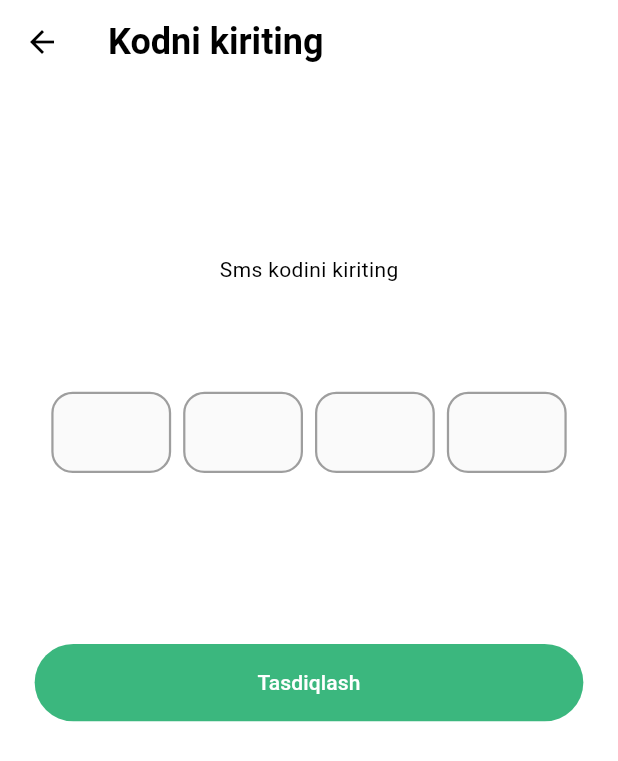
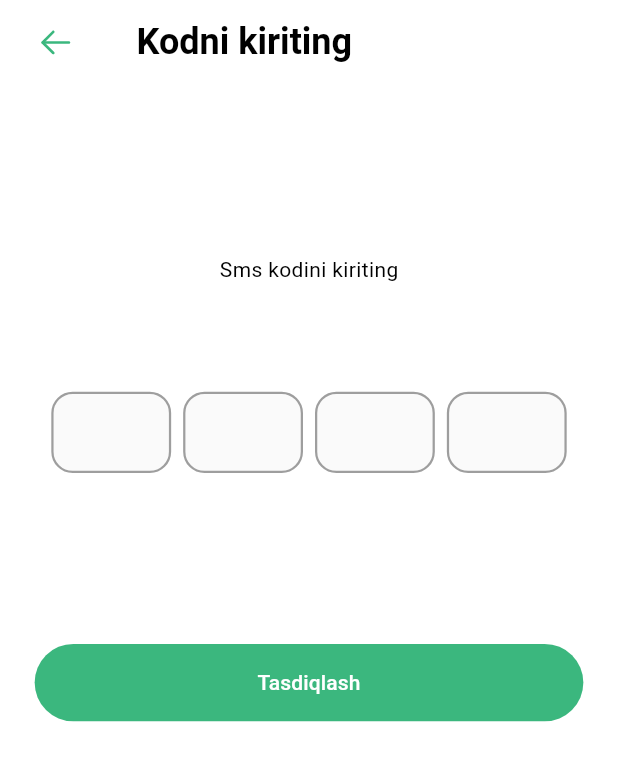
Before and after one commit to hamidulloulashov/airtravel_app, a Flutter app: the screen it shows after launch, after a tap on "Ro’yxatdan o’tish", on a phone screen of 412 x 824 dp. Shown: the top 761 px of the screen. Run offline on Flutter 3.47's test engine with Material 3 defaults, Android fonts, the phone set to English and light mode, and no system bars; drawn by our look-alikes of pinput; our stand-ins replace dio, flutter_screenutil, flutter_svg, go_router, image_picker, mask_text_input_formatter and 1 more.

Commit message:
mainga push

```diff
--- a/lib/core/utils/app_icons.dart
+++ b/lib/core/utils/app_icons.dart
@@ -1,5 +1,6 @@
 class AppIcons {
   static const backArrow = "assets/icons/back-arrow.svg";
+  static const arrowLeft = "assets/icons/arrow-Left.svg";
   static const bathroom = "assets/icons/bathroom.svg";
   static const bed = "assets/icons/bed.svg";
   static const bedroom = "assets/icons/bedroom.svg";
--- a/lib/features/auth/pages/sign_up_page.dart
+++ b/lib/features/auth/pages/sign_up_page.dart
@@ -1,7 +1,9 @@
 import 'package:airtravel_app/core/utils/app_colors.dart';
+import 'package:airtravel_app/core/utils/app_icons.dart';
 import 'package:airtravel_app/features/common/widgets/text_button_popular.dart';
 import 'package:flutter/material.dart';
 import 'package:flutter_screenutil/flutter_screenutil.dart';
+import 'package:flutter_svg/flutter_svg.dart';
 import 'package:go_router/go_router.dart';
 
 import '../../../core/formatter.dart';
@@ -21,7 +23,17 @@ class _SignUpPageState extends State<SignUpPage> {
   Widget build(BuildContext context) {
     return Scaffold(
       resizeToAvoidBottomInset: false,
-      appBar: AppBar(),
+      appBar: AppBar(
+        leadingWidth: 75,
+        leading: Center(
+          child: IconButton(
+            onPressed: () {
+              // context.pop();
+            },
+            icon: SvgPicture.asset(AppIcons.arrowLeft),
+          ),
+        ),
+      ),
       body: Padding(
         padding: EdgeInsets.symmetric(horizontal: 24.w, vertical: 62.h),
         child: Column(
@@ -51,9 +63,8 @@ class _SignUpPageState extends State<SignUpPage> {
                       contentPadding: EdgeInsets.all(20),
                       prefixIcon: const Icon(Icons.phone),
                       hintText: "Telefon raqamingizni kiriting",
-                      border: OutlineInputBorder(
-                          borderRadius: BorderRadius.circular(16.r),
-                          borderSide: BorderSide.none),
+                      border:
+                          OutlineInputBorder(borderRadius: BorderRadius.circular(16.r), borderSide: BorderSide.none),
                       filled: true,
                       fillColor: AppColors.grenWhite),
                 ),
--- a/lib/features/auth/pages/verify_code_page.dart
+++ b/lib/features/auth/pages/verify_code_page.dart
@@ -2,9 +2,11 @@ import 'package:airtravel_app/core/router/routes.dart';
 import 'package:airtravel_app/core/utils/app_colors.dart';
 import 'package:flutter/material.dart';
 import 'package:flutter_screenutil/flutter_screenutil.dart';
+import 'package:flutter_svg/svg.dart';
 import 'package:go_router/go_router.dart';
 import 'package:pinput/pinput.dart';
 
+import '../../../core/utils/app_icons.dart';
 import '../../common/widgets/text_button_popular.dart';
 
 class VerifyCodePage extends StatelessWidget {
@@ -18,6 +20,15 @@ class VerifyCodePage extends StatelessWidget {
         title: Text(
           "Kodni kiriting",
           style: TextStyle(fontSize: 24, fontWeight: FontWeight.w600),
+        ),
+        leadingWidth: 75,
+        leading: Center(
+          child: IconButton(
+            onPressed: () {
+              context.pop();
+            },
+            icon: SvgPicture.asset(AppIcons.arrowLeft),
+          ),
         ),
       ),
       body: Padding(
--- a/pubspec.yaml
+++ b/pubspec.yaml
@@ -68,6 +68,7 @@ flutter:
   # To add assets to your application, add an assets section, like this:
   assets:
     - assets/
+    - assets/icons/
 
   # An image asset can refer to one or more resolution-specific "variants", see
   # https://flutter.dev/to/resolution-aware-images
```
Also changed, not shown: lib/features/auth/pages/profile_info_page.dart (+12 -0 lines), assets/icons/arrow-Left.svg (added).
